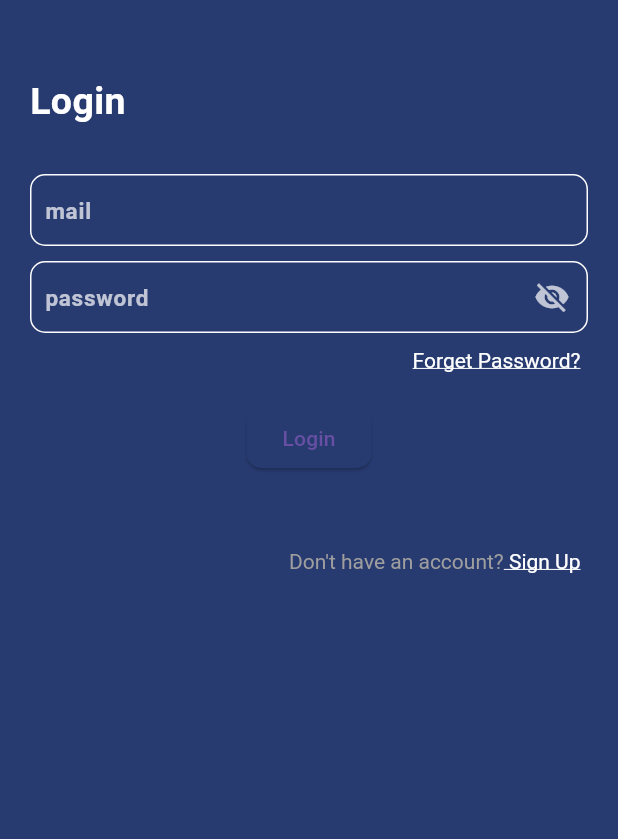
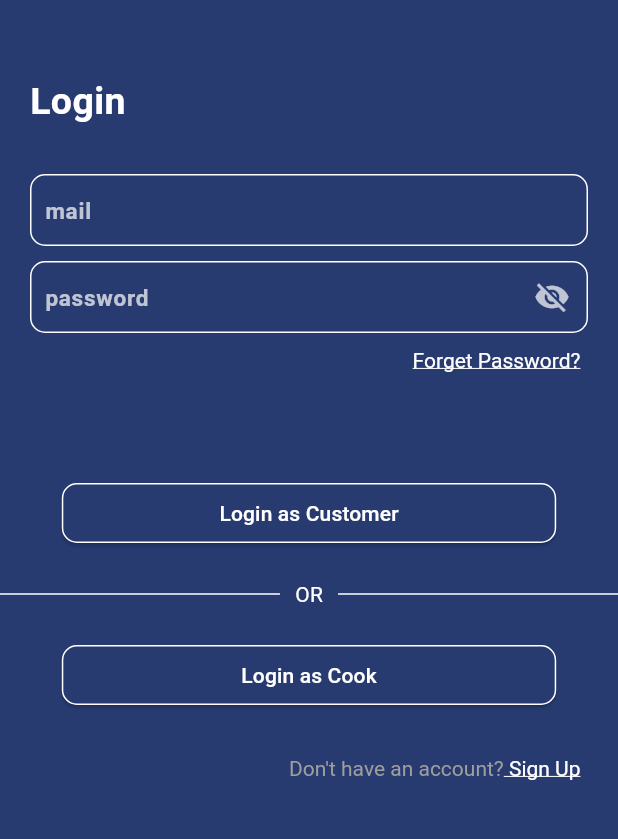
Before and after one commit to JanaviMahadik/khanawal_app, a Flutter app: the screen it shows after launch, on a phone screen of 412 x 824 dp, the part 309-1148 px from its top. Run offline on Flutter 3.47's test engine with Material 3 defaults, Android fonts, the phone set to English and light mode, and no system bars; drawn by our look-alikes of snippet_coder_utils; our stand-ins replace firebase_auth, firebase_core; accounts and stored records are empty.

Commit message:
add two separate sample pages for cook and customer to login. register page added a "have account? sign in" feature and beautified the ui a bit to be consistent. in login page added two button for separate user login and also added a divider "OR" between them

```diff
--- a/lib/login_page.dart
+++ b/lib/login_page.dart
@@ -16,6 +16,7 @@ class LoginPage extends StatefulWidget {
 class _LoginPageState extends State<LoginPage> {
   bool isAPIcallProcess = false;
   bool hidePassword = true;
+  String selectedRole = "Customer";
   GlobalKey<FormState> globalformkey = GlobalKey<FormState>();
   String? username;
   String? password;
@@ -35,7 +36,11 @@ class _LoginPageState extends State<LoginPage> {
         );
 
         if (userCredential.user != null) {
-          Navigator.pushReplacementNamed(context, "/home");
+          if (selectedRole == "Customer") {
+            Navigator.pushReplacementNamed(context, "/customer_home");
+          } else {
+            Navigator.pushReplacementNamed(context, "/cook_home");
+          }
         } else {
           // Show error if login fails (though unlikely with Firebase)
           FormHelper.showSimpleAlertDialog(
@@ -219,18 +224,35 @@ class _LoginPageState extends State<LoginPage> {
             ),
           ),
           SizedBox(
+            height: 50,
+          ),
+          SizedBox(
             height: 20,
           ),
           Center(
+            child: SizedBox(
+              width: MediaQuery.of(context).size.width * 0.8, // Set width for the button
               child: ElevatedButton(
-              onPressed: _loginUser,
+                onPressed: () {
+                  setState(() {
+                    selectedRole = "Customer";
+                  });
+                  _loginUser();
+                },
                 child: Text(
-                "Login",
+                  "Login as Customer",
+                  style: TextStyle(
+                    color: Colors.white, // Set text color to white
+                  ),
                 ),
                 style: ElevatedButton.styleFrom(
                   backgroundColor: HexColor("#283B71"),
                   shape: RoundedRectangleBorder(
                     borderRadius: BorderRadius.circular(10),
+                    side: BorderSide(
+                      color: Colors.white, // Set border color to white
+                    ),
+                  ),
                 ),
               ),
             ),
@@ -238,6 +260,61 @@ class _LoginPageState extends State<LoginPage> {
           SizedBox(
             height: 20,
           ),
+          Row(
+            children: [
+              Expanded(
+                child: Divider(
+                  thickness: 1,
+                  color: Colors.white,
+                ),
+              ),
+              Padding(
+                padding: const EdgeInsets.symmetric(horizontal: 10),
+                child: Text(
+                  "OR",
+                  style: TextStyle(color: Colors.white),
+                ),
+              ),
+              Expanded(
+                child: Divider(
+                  thickness: 1,
+                  color: Colors.white,
+                ),
+              ),
+            ],
+          ),
+          SizedBox(
+            height: 20,
+          ),
+          Center(
+            child: SizedBox(
+              width: MediaQuery.of(context).size.width * 0.8, // Set width for the button
+              child: ElevatedButton(
+                onPressed: () {
+                  setState(() {
+                    selectedRole = "Cook";
+                  });
+                  _loginUser();
+                },
+                child: Text(
+                  "Login as Cook",
+                  style: TextStyle(
+                    color: Colors.white, // Set text color to white
+                  ),
+                ),
+                style: ElevatedButton.styleFrom(
+                  backgroundColor: HexColor("#283B71"),
+                  shape: RoundedRectangleBorder(
+                    borderRadius: BorderRadius.circular(10),
+                    side: BorderSide(
+                      color: Colors.white, // Set border color to white
+                    ),
+                  ),
+                ),
+              ),
+            ),
+          ),
+
           SizedBox(
             height: 20,
           ),
--- a/lib/main.dart
+++ b/lib/main.dart
@@ -1,9 +1,10 @@
 import 'package:cooking_app/firebase_options.dart';
 import 'package:firebase_core/firebase_core.dart';
 import 'package:flutter/material.dart';
-import 'package:cooking_app/home_page.dart';
 import 'package:cooking_app/login_page.dart';
 import 'package:cooking_app/register_page.dart';
+import 'package:cooking_app/customer_home_page.dart';
+import 'package:cooking_app/cook_home_page.dart';
 
 Future<void> main() async {
   WidgetsFlutterBinding.ensureInitialized();
@@ -29,7 +30,8 @@ class MyApp extends StatelessWidget {
       routes: {
         "/": (context) => const LoginPage(),
         "/register": (context) => const RegisterPage(),
-        "/home": (context) => const HomePage(),
+        "/customer_home": (context) => const CustomerHomePage(),
+        "/cook_home": (context) => const CookHomePage(),
       },
     );
   }
```
Also changed, not shown: lib/cook_home_page.dart (added, +17 -0 lines), lib/customer_home_page.dart (added, +17 -0 lines). Lines whose indentation alone changed are shown as unchanged.
